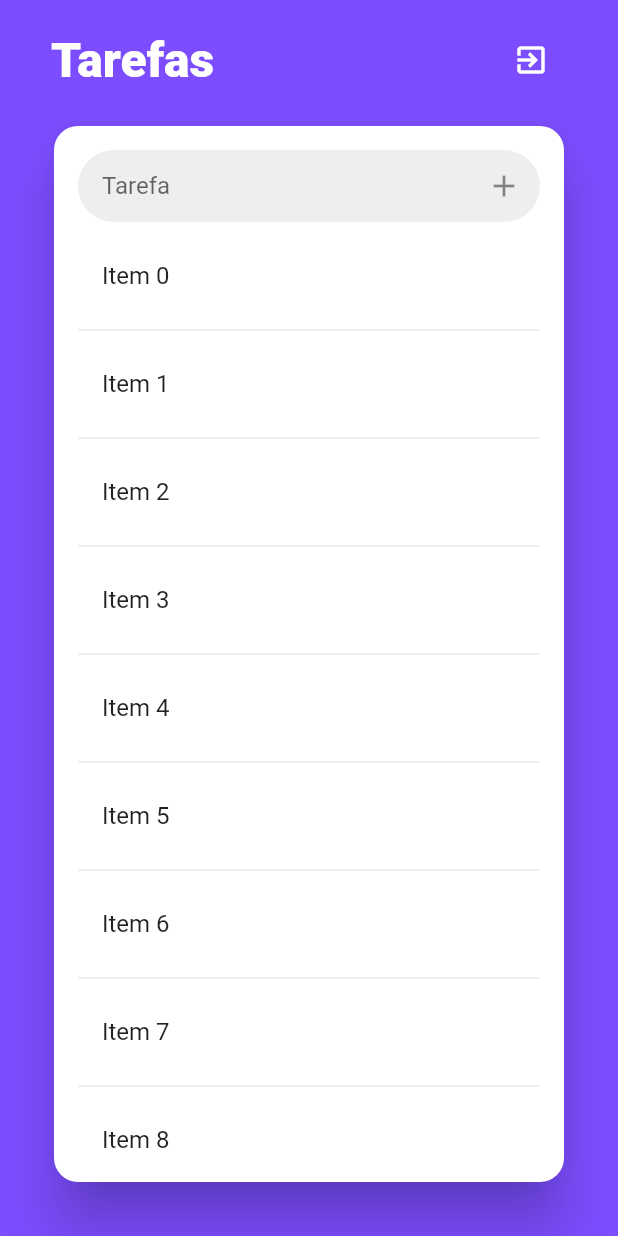
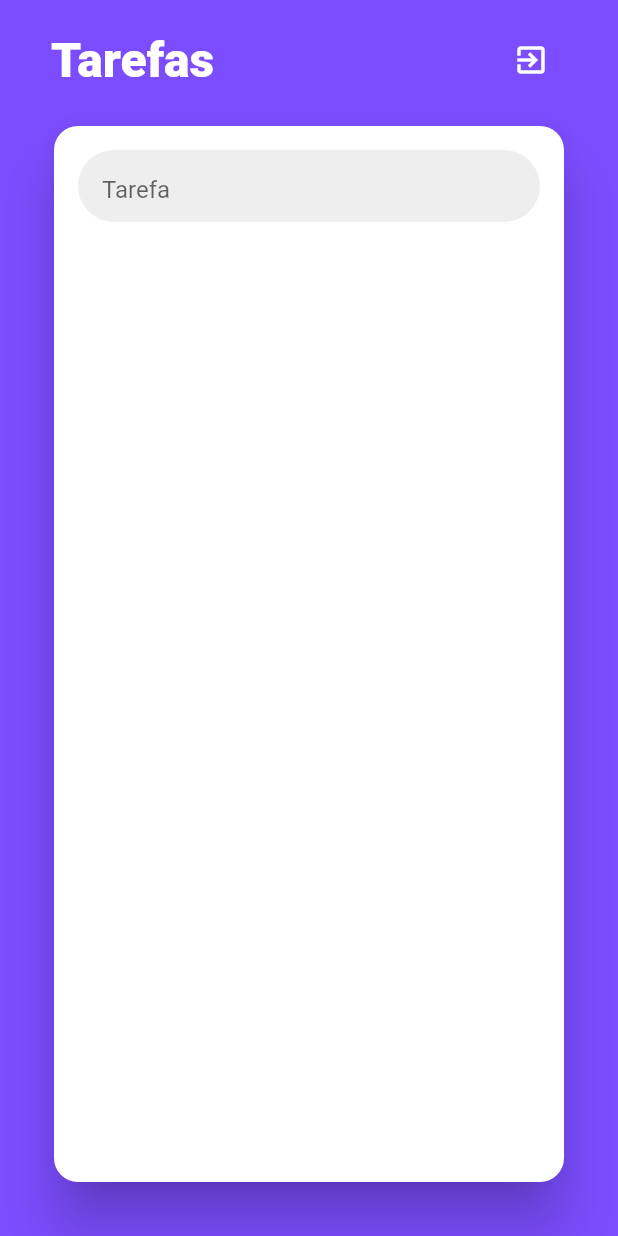
Before and after one commit to lucasChicoski/ProjetoDesafioFlutter, a Flutter app: the ListScreen screen opened directly, on a phone screen of 412 x 824 dp. Run offline on Flutter 3.47's test engine with Material 2 defaults, Android fonts, the phone set to English and light mode, and no system bars; our stand-ins replace flutter_mobx, get_it, mobx; generated files the repository leaves out were written again.

Commit message:
Desafio Finalizado

```diff
--- a/lib/controllers/register_controller.dart
+++ b/lib/controllers/register_controller.dart
@@ -177,7 +177,7 @@ abstract class RegisterControllerBase with Store {
         emailValid;
   }
 
-  //INdo para tela de Login
+  //Indo para tela de Login
   @observable
   bool registerDone = false;
 
--- a/lib/main.dart
+++ b/lib/main.dart
@@ -5,6 +5,7 @@ import 'screens/login_screen.dart';
 //Controller
 import './controllers/register_controller.dart';
 import 'controllers/login_controller.dart';
+import 'controllers/list_controller.dart';
 //Others Class
 
 void main() {
@@ -15,6 +16,7 @@ void main() {
 void instaces() {
   getIt.registerSingleton<RegisterController>(RegisterController());
   getIt.registerSingleton<LoginController>(LoginController());
+  getIt.registerSingleton<ListController>(ListController());
 }
 
 final getIt = GetIt.I;
--- a/lib/screens/list_screen.dart
+++ b/lib/screens/list_screen.dart
@@ -1,17 +1,19 @@
 import 'package:desafiotelacadastro/widgets/custom_icon_button.dart';
 import 'package:desafiotelacadastro/widgets/custom_text_field.dart';
 import 'package:flutter/material.dart';
+import 'package:flutter_mobx/flutter_mobx.dart';
+import 'package:get_it/get_it.dart';
 
 import 'login_screen.dart';
+import '../controllers/list_controller.dart';
 
 class ListScreen extends StatefulWidget {
-
   @override
   _ListScreenState createState() => _ListScreenState();
 }
 
 class _ListScreenState extends State<ListScreen> {
-
+  ListController listController = GetIt.instance<ListController>();
   @override
   Widget build(BuildContext context) {
     return SafeArea(
@@ -22,7 +24,8 @@ class _ListScreenState extends State<ListScreen> {
           child: Column(
             children: <Widget>[
               Padding(
-                padding: const EdgeInsets.symmetric(vertical: 16, horizontal: 2),
+                padding:
+                    const EdgeInsets.symmetric(vertical: 16, horizontal: 2),
                 child: Row(
                   mainAxisAlignment: MainAxisAlignment.spaceBetween,
                   children: <Widget>[
@@ -31,16 +34,14 @@ class _ListScreenState extends State<ListScreen> {
                       style: TextStyle(
                           color: Colors.white,
                           fontWeight: FontWeight.w900,
-                          fontSize: 32
-                      ),
+                          fontSize: 32),
                     ),
                     IconButton(
                       icon: Icon(Icons.exit_to_app),
                       color: Colors.white,
-                      onPressed: (){
-                        Navigator.of(context).pushReplacement(
-                          MaterialPageRoute(builder: (context)=>LoginScreen())
-                        );
+                      onPressed: () {
+                        Navigator.of(context).pushReplacement(MaterialPageRoute(
+                            builder: (context) => LoginScreen()));
                       },
                     ),
                   ],
@@ -56,38 +57,39 @@ class _ListScreenState extends State<ListScreen> {
                     padding: const EdgeInsets.all(16),
                     child: Column(
                       children: <Widget>[
-                        CustomTextField(
-                          hint: 'Tarefa',
-                          onChanged: (todo){
-
-                          },
-                          suffix: CustomIconButton(
-                            radius: 32,
-                            iconData: Icons.add,
-                            onTap: (){
-
-                            },
-                          ),
+                        //##OBSERVER
+                        Observer(builder: (_) {
+                          return CustomTextField(
+                            hint: 'Tarefa',
+                            onChanged: listController.setNewTodoTitle,
+                            suffix: listController.isFormValid
+                                ? null
+                                : CustomIconButton(
+                                    radius: 32,
+                                    iconData: Icons.add,
+                                    onTap: listController.addTodo,
+                                  ),
+                          );
+                        }),
+                        const SizedBox(
+                          height: 8,
                         ),
-                        const SizedBox(height: 8,),
-                        Expanded(
-                          child: ListView.separated(
-                            itemCount: 10,
-                            itemBuilder: (_, index){
+                        Expanded(child: Observer(builder: (_) {
+                          return ListView.separated(
+                            itemCount: listController.todoList.length,
+                            itemBuilder: (_, index) {
                               return ListTile(
                                 title: Text(
-                                  'Item $index',
+                                  listController.todoList[index],
                                 ),
-                                onTap: (){
-
-                                },
+                                onTap: () {},
                               );
                             },
-                            separatorBuilder: (_, __){
+                            separatorBuilder: (_, __) {
                               return Divider();
                             },
-                          ),
-                        ),
+                          );
+                        })),
                       ],
                     ),
                   ),
```
Also changed, not shown: lib/controllers/list_controller.dart (added, +35 -0 lines), lib/controllers/list_controller.g.dart (added).
